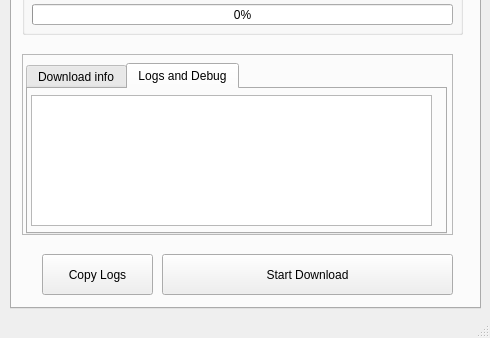
Above: src/design.ui from Advik-B/CMPDL before the change; both pictures show x 0 to 490 and y 462 to 800 of the 490 by 800 pixel window. Below: the same form after it.
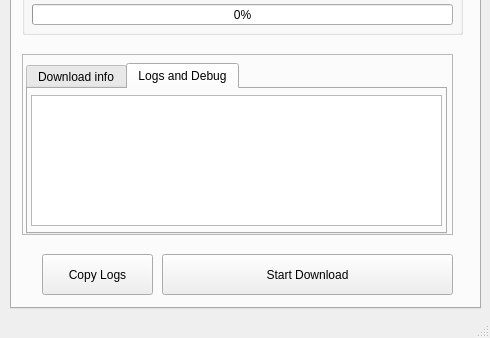
That is the form after the change. The open tabs and pages were chosen to show the change.

Patch:
```diff
--- a/src/design.ui
+++ b/src/design.ui
@@ -16,6 +16,18 @@
   <property name="windowTitle">
    <string>MainWindow</string>
   </property>
+  <property name="iconSize">
+   <size>
+    <width>256</width>
+    <height>256</height>
+   </size>
+  </property>
+  <property name="dockOptions">
+   <set>QMainWindow::AllowNestedDocks|QMainWindow::AllowTabbedDocks|QMainWindow::AnimatedDocks|QMainWindow::GroupedDragging|QMainWindow::VerticalTabs</set>
+  </property>
+  <property name="unifiedTitleAndToolBarOnMac">
+   <bool>true</bool>
+  </property>
   <widget class="QWidget" name="centralwidget">
    <widget class="QLabel" name="title_lbl">
     <property name="geometry">
@@ -289,10 +301,19 @@
           <rect>
            <x>3</x>
            <y>6</y>
-           <width>401</width>
+           <width>411</width>
            <height>131</height>
           </rect>
          </property>
+         <property name="readOnly">
+          <bool>false</bool>
+         </property>
+         <property name="backgroundVisible">
+          <bool>false</bool>
+         </property>
+         <property name="placeholderText">
+          <string/>
+         </property>
         </widget>
        </widget>
       </widget>
```
Left out of the diff: 4 changed lines with no effect on the pictures.
